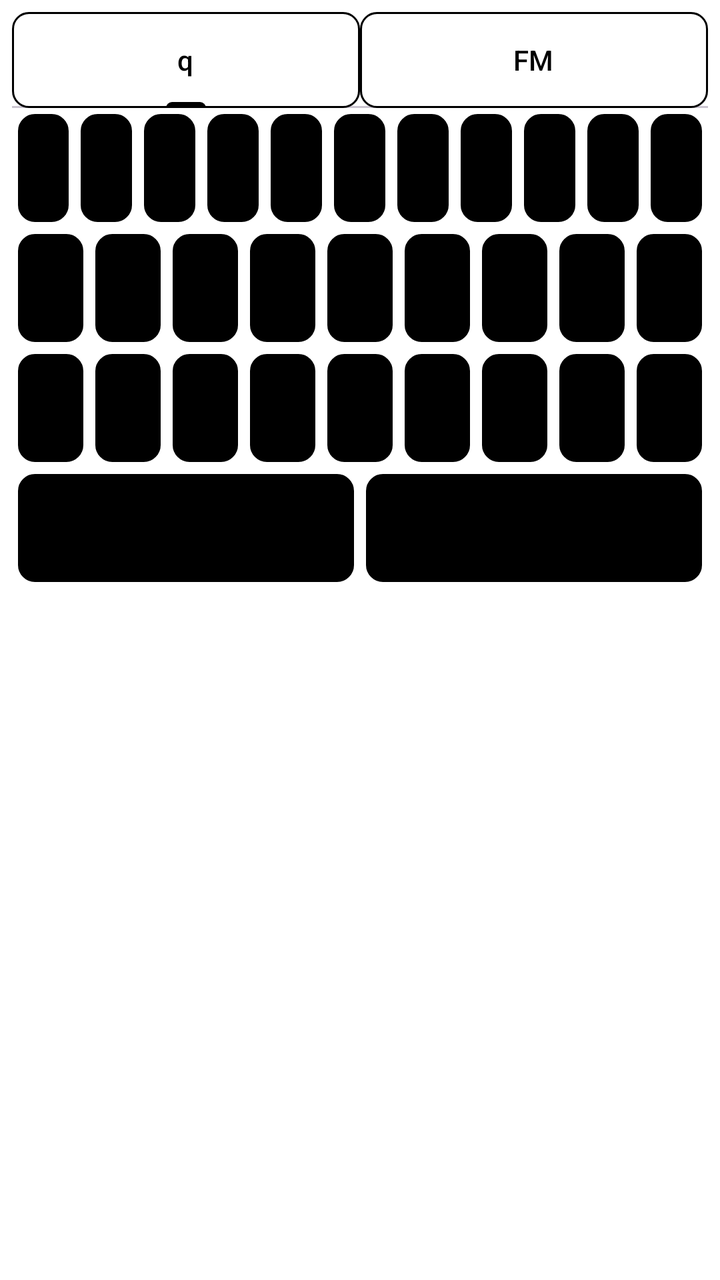
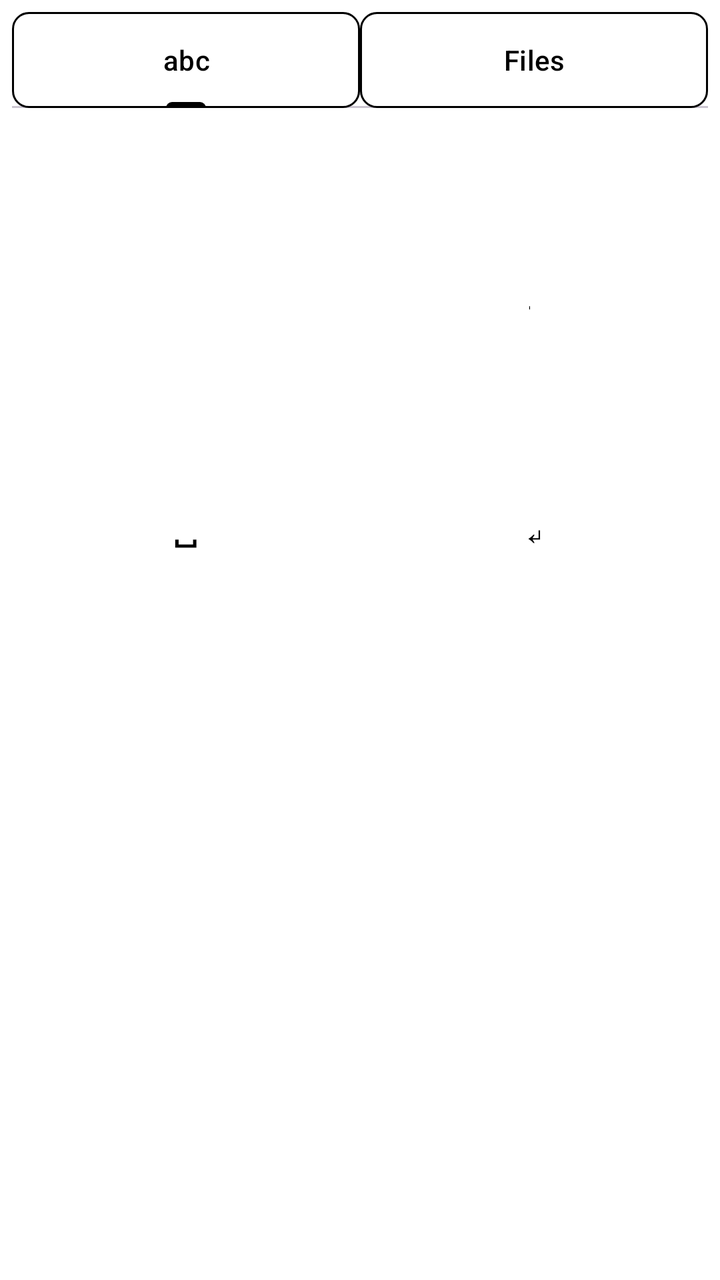

An Android layout rendered at two revisions. The XML below is the earlier revision; the diff shows what the commit changed to produce the second picture.
<!-- AndroidManifest.xml: application theme Theme.KeyTab -->
<!-- res/layout/keyboard_view.xml -->
<?xml version="1.0" encoding="utf-8"?>
<LinearLayout xmlns:android="http://schemas.android.com/apk/res/android"
    xmlns:app="http://schemas.android.com/apk/res-auto"
    android:layout_width="match_parent"
    android:layout_height="wrap_content"
    android:orientation="vertical"
    android:background="@color/kbd_bg"
    android:padding="6dp">

    
    <com.google.android.material.tabs.TabLayout
        android:id="@+id/ime_tabs"
        android:layout_width="match_parent"
        android:layout_height="wrap_content"
        app:tabMode="fixed"
        app:tabGravity="fill"
        app:tabIndicatorColor="@color/primary"
        app:tabSelectedTextColor="@color/text_primary"
        app:tabTextColor="@color/tab_text"
        app:tabBackground="@drawable/key_bg">

        <com.google.android.material.tabs.TabItem
            android:layout_width="wrap_content"
            android:layout_height="wrap_content"
            android:text="q" />

        <com.google.android.material.tabs.TabItem
            android:layout_width="wrap_content"
            android:layout_height="wrap_content"
            android:text="FM" />
    </com.google.android.material.tabs.TabLayout>

    <FrameLayout
        android:id="@+id/kb_container"
        android:layout_width="match_parent"
        android:layout_height="wrap_content">

        
        <LinearLayout
            android:id="@+id/kb_panel"
            android:layout_width="match_parent"
            android:layout_height="wrap_content"
            android:orientation="vertical">

            
            <LinearLayout style="@style/KeyRow">
                <Button style="@style/KeyDark" android:tag="letter" android:text="q" />
                <Button style="@style/KeyDark" android:tag="letter" android:text="w" />
                <Button style="@style/KeyDark" android:tag="letter" android:text="e" />
                <Button style="@style/KeyDark" android:tag="letter" android:text="r" />
                <Button style="@style/KeyDark" android:tag="letter" android:text="t" />
                <Button style="@style/KeyDark" android:tag="letter" android:text="z" />
                <Button style="@style/KeyDark" android:tag="letter" android:text="u" />
                <Button style="@style/KeyDark" android:tag="letter" android:text="i" />
                <Button style="@style/KeyDark" android:tag="letter" android:text="o" />
                <Button style="@style/KeyDark" android:tag="letter" android:text="p" />
                <Button style="@style/KeyDark" android:id="@+id/key_tab" android:text="@string/key_tab_label" />
            </LinearLayout>

            
            <LinearLayout style="@style/KeyRow">
                <Button style="@style/KeyDark" android:tag="letter" android:text="a" />
                <Button style="@style/KeyDark" android:tag="letter" android:text="s" />
                <Button style="@style/KeyDark" android:tag="letter" android:text="d" />
                <Button style="@style/KeyDark" android:tag="letter" android:text="f" />
                <Button style="@style/KeyDark" android:tag="letter" android:text="g" />
                <Button style="@style/KeyDark" android:tag="letter" android:text="h" />
                <Button style="@style/KeyDark" android:tag="letter" android:text="j" />
                <Button style="@style/KeyDark" android:tag="letter" android:text="k" />
                <Button style="@style/KeyDark" android:tag="letter" android:text="l" />
            </LinearLayout>

            
            <LinearLayout style="@style/KeyRow">
                <Button style="@style/KeyDark" android:id="@+id/key_shift" android:text="@string/key_shift_label" />
                <Button style="@style/KeyDark" android:tag="letter" android:text="y" />
                <Button style="@style/KeyDark" android:tag="letter" android:text="x" />
                <Button style="@style/KeyDark" android:tag="letter" android:text="c" />
                <Button style="@style/KeyDark" android:tag="letter" android:text="v" />
                <Button style="@style/KeyDark" android:tag="letter" android:text="b" />
                <Button style="@style/KeyDark" android:tag="letter" android:text="n" />
                <Button style="@style/KeyDark" android:tag="letter" android:text="m" />
                <Button style="@style/KeyDark" android:id="@+id/key_del" android:text="@string/key_del_label" />
            </LinearLayout>

            
            <LinearLayout style="@style/KeyRow">
                <Button style="@style/KeyDark" android:id="@+id/key_space" android:text="@string/key_space_label" />
                <Button style="@style/KeyDark" android:id="@+id/key_enter" android:text="@string/key_enter_label" />
            </LinearLayout>
        </LinearLayout>

        
        <LinearLayout
            android:id="@+id/file_panel"
            android:layout_width="match_parent"
            android:layout_height="wrap_content"
            android:orientation="vertical"
            android:visibility="gone">

            <LinearLayout
                android:layout_width="match_parent"
                android:layout_height="wrap_content"
                android:orientation="horizontal"
                android:gravity="center_vertical">

                <Button
                    android:id="@+id/btn_back_dir"
                    style="@style/KeyDark"
                    android:text="@string/up_dir" />

                <TextView
                    android:id="@+id/file_dir"
                    android:layout_width="0dp"
                    android:layout_height="wrap_content"
                    android:layout_weight="1"
                    android:singleLine="true"
                    android:ellipsize="start"
                    android:textColor="@color/text_primary"
                    android:padding="6dp" />
            </LinearLayout>

            <ListView
                android:id="@+id/file_list"
                android:layout_width="match_parent"
                android:layout_height="300dp"
                android:background="@color/list_bg" />
        </LinearLayout>
    </FrameLayout>
</LinearLayout>
<!-- resources referenced by this layout -->
<resources>
  <color name="kbd_bg">#FFFFFF</color>
  <color name="list_bg">#F2F2F2</color>
  <color name="primary">#000000</color>
  <color name="tab_text">#000000</color>
  <color name="text_primary">#000000</color>
  <!-- drawable key_bg (drawable) -->
  <?xml version="1.0" encoding="utf-8"?>
  <shape xmlns:android="http://schemas.android.com/apk/res/android">
      <solid android:color="@color/key_bg" />
      <stroke android:width="1dp" android:color="@color/key_outline" />
      <corners android:radius="8dp" />
  </shape>
  <string name="key_del_label">⌫</string>
  <string name="key_enter_label">↵</string>
  <string name="key_shift_label">⇧</string>
  <string name="key_space_label">␣</string>
  <string name="key_tab_label">⇥</string>
  <string name="up_dir">▲</string>
  <style name="KeyDark" parent="Widget.Material3.Button">
          <item name="android:layout_width">0dp</item>
          <item name="android:layout_height">54dp</item>
          <item name="android:layout_weight">1</item>
          <item name="android:layout_margin">3dp</item>
          <item name="android:background">@drawable/key_bg</item>
          <item name="android:textColor">@color/key_text</item>
          <item name="android:textSize">18sp</item>
          <item name="android:insetTop">0dp</item>
          <item name="android:insetBottom">0dp</item>
      </style>
  <style name="KeyRow">
          <item name="android:layout_width">match_parent</item>
          <item name="android:layout_height">wrap_content</item>
          <item name="android:orientation">horizontal</item>
      </style>
  <style name="Theme.KeyTab" parent="Theme.Material3.DayNight.NoActionBar">
          <item name="colorPrimary">@color/primary</item>
          <item name="colorOnPrimary">@color/on_primary</item>
          <item name="colorSurface">@color/surface</item>
          <item name="colorOnSurface">@color/text_primary</item>
          <item name="android:windowBackground">@color/background</item>
          <item name="android:statusBarColor">@color/background</item>
          <item name="android:textColorPrimary">@color/text_primary</item>
      </style>
  <color name="key_bg">#FFFFFF</color>
  <color name="key_outline">#000000</color>
  <color name="key_text">#000000</color>
  <color name="on_primary">#FFFFFF</color>
  <color name="surface">#FFFFFF</color>
  <color name="background">#FFFFFF</color>
</resources>

<!-- the commit's change to res/layout/keyboard_view.xml (unified diff, before → after) -->
@@ -22,12 +22,12 @@
         <com.google.android.material.tabs.TabItem
             android:layout_width="wrap_content"
             android:layout_height="wrap_content"
-            android:text="q" />
+            android:text="@string/ime_tab_letters" />
 
         <com.google.android.material.tabs.TabItem
             android:layout_width="wrap_content"
             android:layout_height="wrap_content"
-            android:text="FM" />
+            android:text="@string/ime_tab_files" />
     </com.google.android.material.tabs.TabLayout>
 
     <FrameLayout
<!-- resource entries referenced after the edit -->
@@ -12,6 +12,8 @@
       <stroke android:width="1dp" android:color="@color/key_outline" />
       <corners android:radius="8dp" />
   </shape>
+  <string name="ime_tab_files">Files</string>
+  <string name="ime_tab_letters">abc</string>
   <string name="key_del_label">⌫</string>
   <string name="key_enter_label">↵</string>
   <string name="key_shift_label">⇧</string>
@@ -23,8 +25,9 @@
           <item name="android:layout_height">54dp</item>
           <item name="android:layout_weight">1</item>
           <item name="android:layout_margin">3dp</item>
-          <item name="android:background">@drawable/key_bg</item>
+          <item name="backgroundTint">@color/key_bg</item>
           <item name="android:textColor">@color/key_text</item>
+          <item name="android:textAllCaps">false</item>
           <item name="android:textSize">18sp</item>
           <item name="android:insetTop">0dp</item>
           <item name="android:insetBottom">0dp</item>
